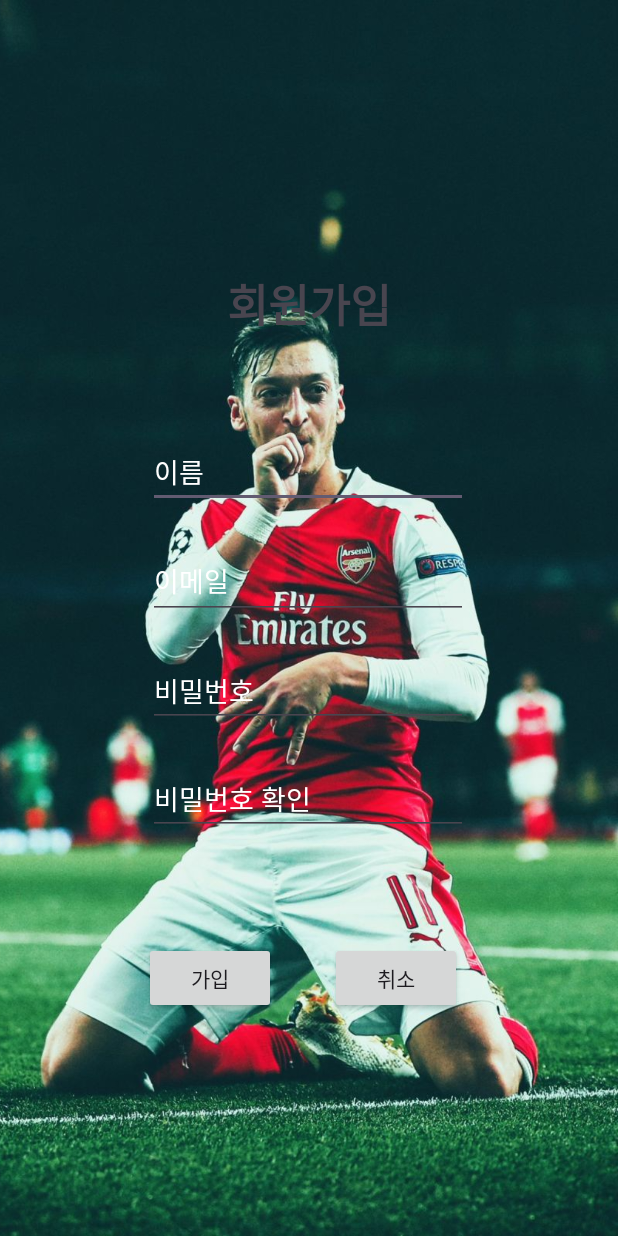
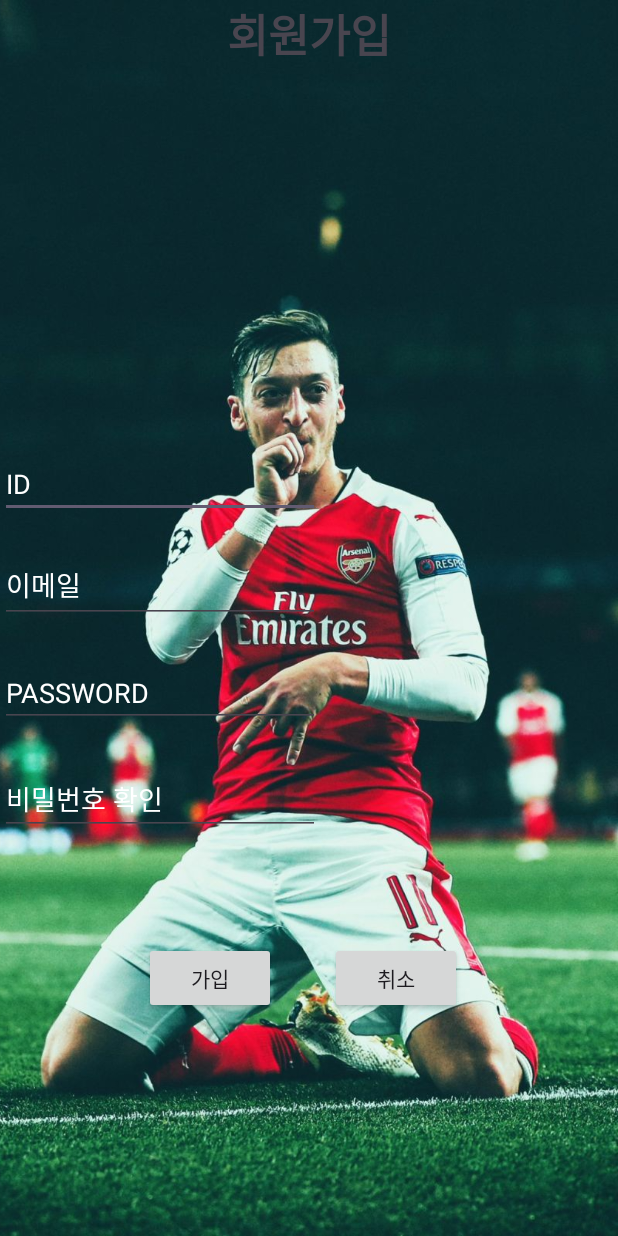
Before and after one commit to mono4651/firebasetest, an Android app: the Gaip screen opened directly, with no data from a screen before it, on a phone screen of 412 x 824 dp. Run offline under Robolectric (Android 15) with nearby library versions, the phone set to English and light mode, and no system bars; our stand-ins replace Firebase (no records; nobody signed in at launch, a user with empty details on screens opened directly).

Commit message:
amend files

```diff
--- /dev/null
+++ b/app/src/main/res/drawable/textview_border.xml
@@ -0,0 +1,6 @@
+<?xml version="1.0" encoding="utf-8"?>
+<shape xmlns:android="http://schemas.android.com/apk/res/android">
+    <solid android:color="#FFFFFF"/> <!-- 배경 색상 -->
+    <corners android:radius="10dp"/> <!-- 모서리 둥글게 -->
+    <stroke android:color="#000000" android:width="2dp"/> <!-- 테두리 색상 및 두께 -->
+</shape>
--- a/app/src/main/res/layout/gaip.xml
+++ b/app/src/main/res/layout/gaip.xml
@@ -26,36 +26,36 @@
         app:layout_constraintStart_toStartOf="parent" />
 
     <EditText
-        android:id="@+id/join_name"
+        android:id="@+id/id"
         android:layout_width="wrap_content"
         android:layout_height="wrap_content"
         android:layout_marginEnd="2dp"
-        android:layout_marginRight="2dp"
-        android:layout_marginBottom="24dp"
+        android:layout_marginBottom="20dp"
         android:ems="10"
+        android:hint="ID"
+        android:inputType="textPersonName"
         android:textColor="#FFFFFF"
         android:textColorHint="#FFFFFF"
-        android:hint="이름"
-        android:inputType="textPersonName"
-        app:layout_constraintBottom_toTopOf="@+id/join_email"
+        app:layout_constraintBottom_toTopOf="@+id/email"
         app:layout_constraintEnd_toEndOf="parent"
-        app:layout_constraintStart_toStartOf="parent"/>
+        app:layout_constraintHorizontal_bias="0.0"
+        app:layout_constraintStart_toStartOf="parent" />
 
     <EditText
-        android:id="@+id/join_password"
+        android:id="@+id/password"
         android:layout_width="wrap_content"
         android:layout_height="wrap_content"
         android:layout_marginBottom="24dp"
         android:ems="10"
         android:textColor="#FFFFFF"
         android:textColorHint="#FFFFFF"
-        android:hint="비밀번호"
+        android:hint="PASSWORD"
         android:inputType="textPassword"
-        app:layout_constraintBottom_toTopOf="@+id/join_pwck"
-        app:layout_constraintStart_toStartOf="@+id/join_email" />
+        app:layout_constraintBottom_toTopOf="@+id/password_chk"
+        app:layout_constraintStart_toStartOf="@+id/email" />
 
     <EditText
-        android:id="@+id/join_pwck"
+        android:id="@+id/password_chk"
         android:layout_width="wrap_content"
         android:layout_height="wrap_content"
         android:layout_marginBottom="267dp"
@@ -65,10 +65,10 @@
         android:hint="비밀번호 확인"
         android:inputType="textPassword"
         app:layout_constraintBottom_toBottomOf="parent"
-        app:layout_constraintStart_toStartOf="@+id/join_password" />
+        app:layout_constraintStart_toStartOf="@+id/password" />
 
     <EditText
-        android:id="@+id/join_email"
+        android:id="@+id/email"
         android:layout_width="0dp"
         android:layout_height="50dp"
         android:layout_marginEnd="6dp"
@@ -79,8 +79,8 @@
         android:textColor="#FFFFFF"
         android:textColorHint="#FFFFFF"
         android:inputType="textEmailAddress"
-        app:layout_constraintBottom_toTopOf="@+id/join_password"
-        app:layout_constraintStart_toStartOf="@+id/join_name" />
+        app:layout_constraintBottom_toTopOf="@+id/password"
+        app:layout_constraintStart_toStartOf="@+id/email" />
 
 
     <android.widget.Button
@@ -102,6 +102,6 @@
         android:layout_marginTop="71dp"
         android:text="취소"
         app:layout_constraintStart_toEndOf="@+id/join_button"
-        app:layout_constraintTop_toBottomOf="@+id/join_pwck" />
+        app:layout_constraintTop_toBottomOf="@+id/password_chk" />
 
 </androidx.constraintlayout.widget.ConstraintLayout>
```
Also changed, not shown: app/src/main/AndroidManifest.xml (+7 -0 lines), app/src/main/java/com/test/firebasetest/ChkTeamInfo.java (added, +6 -0 lines), app/src/main/java/com/test/firebasetest/Gaip.java (+77 -2 lines), app/src/main/java/com/test/firebasetest/GaipUser.java (added, +41 -0 lines), app/src/main/java/com/test/firebasetest/InsertTeamInfo.java (added, +92 -0 lines), app/src/main/java/com/test/firebasetest/Login.java (+33 -17 lines), app/src/main/java/com/test/firebasetest/PlayerInsert.java (added, +4 -0 lines), app/src/main/java/com/test/firebasetest/TeamInfo.java (+45 -3 lines), app/src/main/java/com/test/firebasetest/TeamInsertData.java (added, +24 -0 lines), app/src/main/res/layout/insert_team_info.xml (added, +58 -0 lines), app/src/main/res/layout/login.xml (+14 -11 lines), app/src/main/res/layout/team_info.xml (+65 -4 lines).
